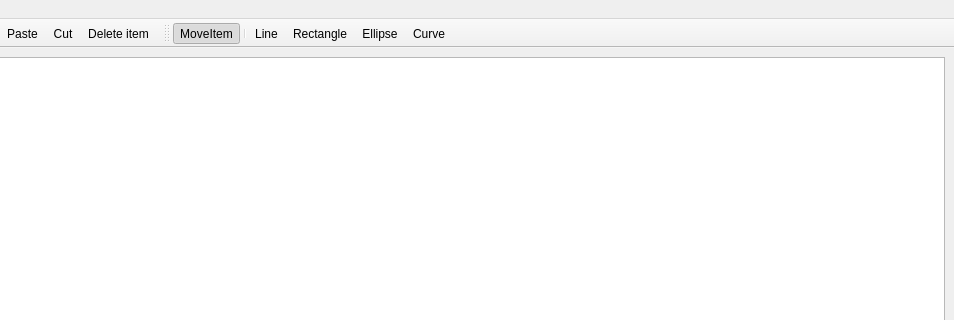
The window that src/rsised/mainwindow.ui (ViktorAH14/rsised) describes before a commit, drawn with Qt 5; both pictures show x 226 to 1180 and y 0 to 320 of the 1180 by 690 pixel window.
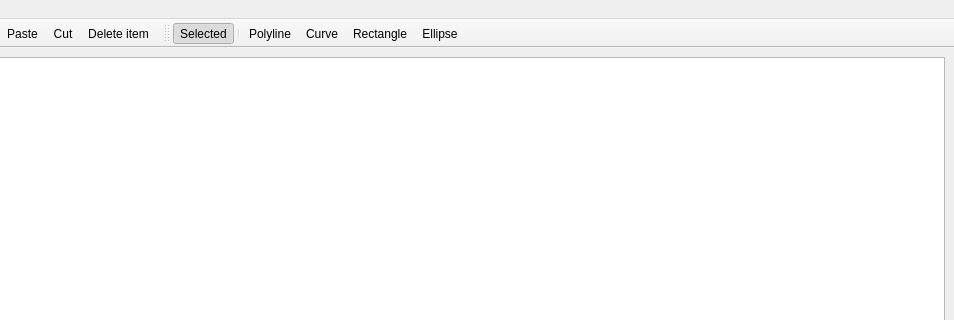
The same window after the commit. Icons and pictures are not drawn.

Commit message: Реализовал polyline.

The edit to the form file:
```diff
--- a/src/rsised/mainwindow.ui
+++ b/src/rsised/mainwindow.ui
@@ -63,7 +63,7 @@
     <property name="title">
      <string>Draw</string>
     </property>
-    <addaction name="actionDrawLine"/>
+    <addaction name="actionDrawPolyline"/>
     <addaction name="actionDrawRectangle"/>
     <addaction name="actionDrawEllipse"/>
     <addaction name="actionDrawCurve"/>
@@ -130,12 +130,12 @@
    <attribute name="toolBarBreak">
     <bool>false</bool>
    </attribute>
-   <addaction name="actionMoveItem"/>
+   <addaction name="actionSelectedItem"/>
    <addaction name="separator"/>
-   <addaction name="actionDrawLine"/>
+   <addaction name="actionDrawPolyline"/>
+   <addaction name="actionDrawCurve"/>
    <addaction name="actionDrawRectangle"/>
    <addaction name="actionDrawEllipse"/>
-   <addaction name="actionDrawCurve"/>
   </widget>
   <widget class="QStatusBar" name="statusBar"/>
   <action name="actionOpenSVG">
@@ -169,25 +169,25 @@
     <string>Save SVG file</string>
    </property>
   </action>
-  <action name="actionDrawLine">
+  <action name="actionDrawPolyline">
    <property name="checkable">
     <bool>true</bool>
    </property>
    <property name="icon">
     <iconset resource="resource.qrc">
-     <normaloff>:/images/icons/line.png</normaloff>:/images/icons/line.png</iconset>
+     <normaloff>:/images/icons/pollyline_48.png</normaloff>:/images/icons/pollyline_48.png</iconset>
    </property>
    <property name="text">
-    <string>Line</string>
+    <string>Polyline</string>
    </property>
    <property name="toolTip">
-    <string>Draw a line</string>
+    <string>Draw a polyline</string>
    </property>
    <property name="shortcut">
     <string>Alt+L</string>
    </property>
   </action>
-  <action name="actionMoveItem">
+  <action name="actionSelectedItem">
    <property name="checkable">
     <bool>true</bool>
    </property>
@@ -199,7 +199,7 @@
      <normaloff>:/images/icons/cursor.png</normaloff>:/images/icons/cursor.png</iconset>
    </property>
    <property name="text">
-    <string>MoveItem</string>
+    <string>Selected</string>
    </property>
    <property name="toolTip">
     <string>Selecting an element on the stage</string>
```
Left out of the diff: 12 changed lines with no effect on the pictures. The commit also changes 20 other files.
